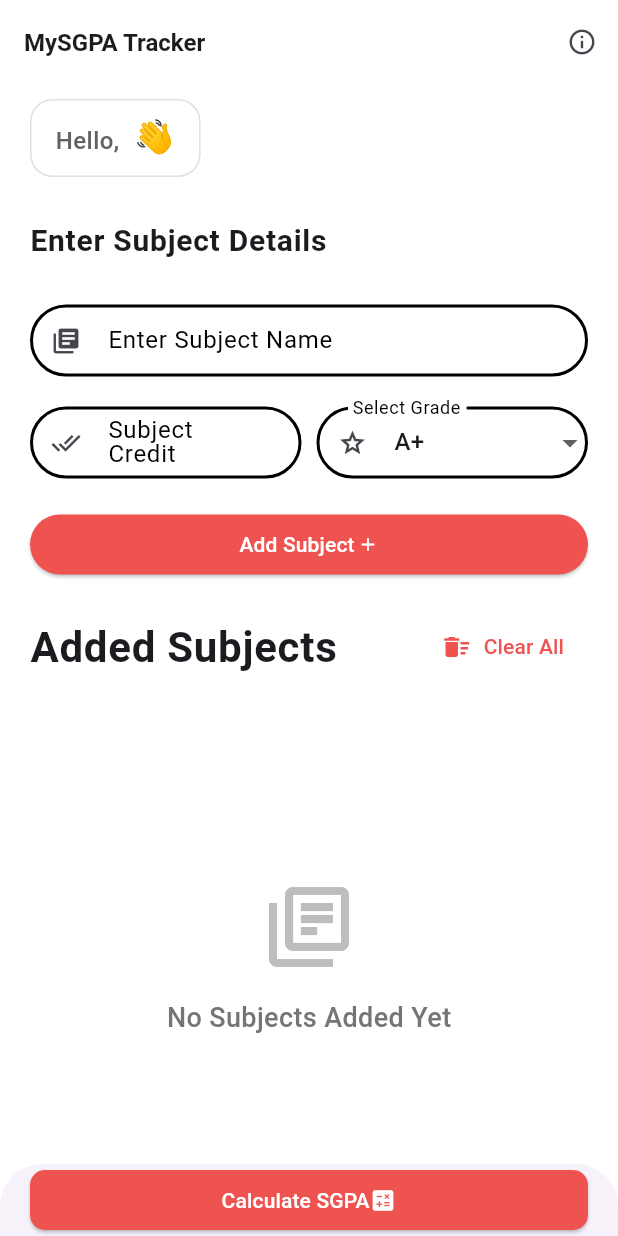
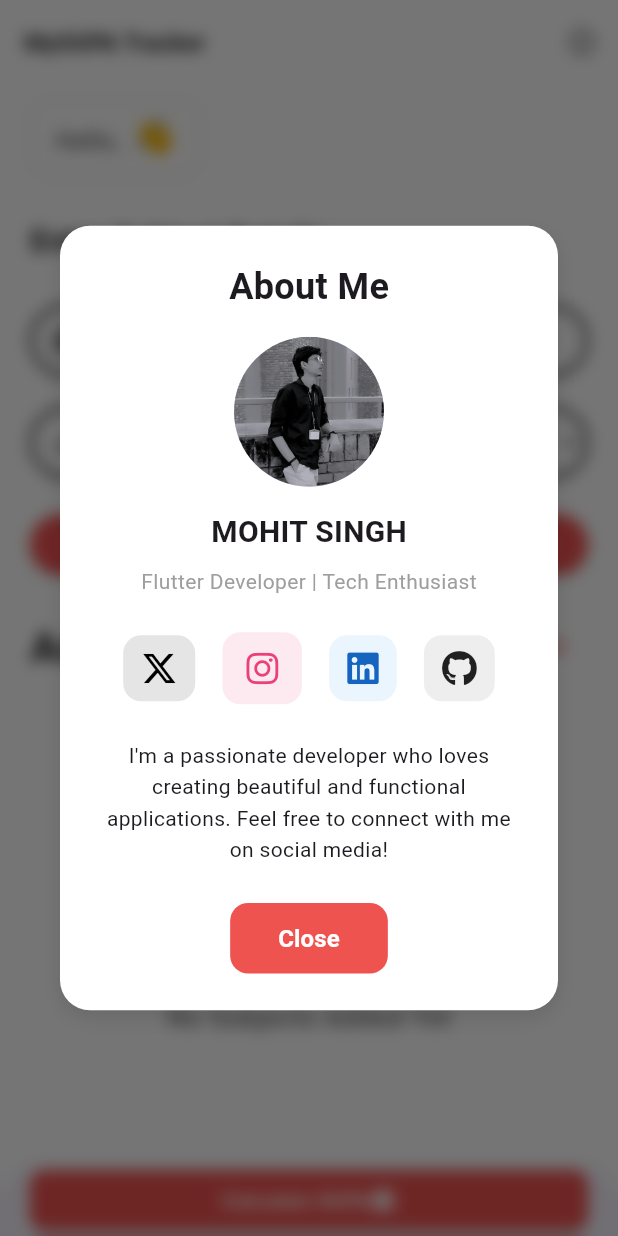
Before and after one commit to mohitxcodes/my-sgpa-tracker, a Flutter app: the HomePage screen opened directly with empty values, after a tap on the "info outline" icon, on a phone screen of 412 x 824 dp. Run offline on Flutter 3.47's test engine with Material 3 defaults, Android fonts, the phone set to English and light mode, and no system bars; our stand-ins replace firebase_core, firebase_database, font_awesome_flutter; accounts and stored records are empty.

Commit message:
aboutus modal added

```diff
--- /dev/null
+++ b/lib/pages/about-us/about-us.modal.dart
@@ -0,0 +1,185 @@
+import 'dart:ui';
+
+import 'package:flutter/material.dart';
+import 'package:font_awesome_flutter/font_awesome_flutter.dart';
+
+class AboutUsModal extends StatelessWidget {
+  const AboutUsModal({super.key});
+
+  @override
+  Widget build(BuildContext context) {
+    return Dialog(
+      shape: RoundedRectangleBorder(
+        borderRadius: BorderRadius.circular(20),
+      ),
+      elevation: 0,
+      backgroundColor: Colors.transparent,
+      child: BackdropFilter(
+        filter: ImageFilter.blur(sigmaX: 5, sigmaY: 5),
+        child: Container(
+          padding: const EdgeInsets.all(24),
+          decoration: BoxDecoration(
+            color: Colors.white,
+            borderRadius: BorderRadius.circular(20),
+            boxShadow: [
+              BoxShadow(
+                color: Colors.black.withOpacity(0.1),
+                blurRadius: 10,
+                offset: const Offset(0, 5),
+              ),
+            ],
+          ),
+          child: Column(
+            mainAxisSize: MainAxisSize.min,
+            children: [
+              const Text(
+                "About Me",
+                style: TextStyle(
+                  fontSize: 24,
+                  fontWeight: FontWeight.bold,
+                ),
+              ),
+              const SizedBox(height: 16),
+              const CircleAvatar(
+                radius: 50,
+                backgroundImage: AssetImage(
+                  "assets/images/mohit.jpeg",
+                ),
+              ),
+              const SizedBox(height: 16),
+              const Text(
+                "MOHIT SINGH",
+                style: TextStyle(
+                  fontSize: 20,
+                  fontWeight: FontWeight.w600,
+                ),
+              ),
+              const SizedBox(height: 8),
+              const Text(
+                "Flutter Developer | Tech Enthusiast",
+                style: TextStyle(
+                  fontSize: 14,
+                  color: Colors.grey,
+                ),
+              ),
+              const SizedBox(height: 24),
+              Row(
+                mainAxisAlignment: MainAxisAlignment.spaceEvenly,
+                children: [
+                  Container(
+                    decoration: BoxDecoration(
+                      color: Colors.black.withOpacity(0.1),
+                      borderRadius: BorderRadius.circular(12),
+                    ),
+                    child: Padding(
+                      padding: const EdgeInsets.symmetric(
+                        horizontal: 12.0,
+                        vertical: 10,
+                      ),
+                      child: GestureDetector(
+                        onTap: () {
+                          // Add your Facebook URL here
+                        },
+                        child: FaIcon(
+                          FontAwesomeIcons.xTwitter,
+                          color: Colors.black,
+                        ),
+                      ),
+                    ),
+                  ),
+                  Container(
+                    decoration: BoxDecoration(
+                      color: Colors.pink[100]!.withOpacity(0.3),
+                      borderRadius: BorderRadius.circular(12),
+                    ),
+                    child: Padding(
+                      padding: const EdgeInsets.symmetric(
+                          horizontal: 16.0, vertical: 12),
+                      child: FaIcon(
+                        FontAwesomeIcons.instagram,
+                        color: Colors.pink[400],
+                      ),
+                    ),
+                  ),
+                  Container(
+                    decoration: BoxDecoration(
+                      color: Colors.blue[100]!.withOpacity(0.3),
+                      borderRadius: BorderRadius.circular(12),
+                    ),
+                    child: Padding(
+                      padding: const EdgeInsets.symmetric(
+                        horizontal: 12.0,
+                        vertical: 10,
+                      ),
+                      child: GestureDetector(
+                        onTap: () {
+                          // Add your LinkedIn URL here
+                        },
+                        child: FaIcon(
+                          FontAwesomeIcons.linkedin,
+                          color: Colors.blue[800],
+                        ),
+                      ),
+                    ),
+                  ),
+                  Container(
+                    decoration: BoxDecoration(
+                      color: Colors.grey[200],
+                      borderRadius: BorderRadius.circular(12),
+                    ),
+                    child: Padding(
+                      padding: const EdgeInsets.symmetric(
+                        horizontal: 12.0,
+                        vertical: 10,
+                      ),
+                      child: GestureDetector(
+                        onTap: () {
+                          // Add your GitHub URL here
+                        },
+                        child: FaIcon(
+                          FontAwesomeIcons.github,
+                          color: Colors.black87,
+                        ),
+                      ),
+                    ),
+                  ),
+                ],
+              ),
+              const SizedBox(height: 24),
+              const Text(
+                "I'm a passionate developer who loves creating beautiful and functional applications. Feel free to connect with me on social media!",
+                textAlign: TextAlign.center,
+                style: TextStyle(
+                  fontSize: 14,
+                  height: 1.5,
+                ),
+              ),
+              const SizedBox(height: 24),
+              TextButton(
+                onPressed: () => Navigator.pop(context),
+                style: TextButton.styleFrom(
+                  backgroundColor: Colors.red[400],
+                  padding: const EdgeInsets.symmetric(
+                    horizontal: 32,
+                    vertical: 12,
+                  ),
+                  shape: RoundedRectangleBorder(
+                    borderRadius: BorderRadius.circular(12),
+                  ),
+                ),
+                child: const Text(
+                  "Close",
+                  style: TextStyle(
+                    color: Colors.white,
+                    fontSize: 16,
+                    fontWeight: FontWeight.w600,
+                  ),
+                ),
+              ),
+            ],
+          ),
+        ),
+      ),
+    );
+  }
+}
--- a/lib/pages/home/home.page.dart
+++ b/lib/pages/home/home.page.dart
@@ -1,4 +1,5 @@
 import 'package:flutter/material.dart';
+import 'package:spga_cal/pages/about-us/about-us.modal.dart';
 import 'package:spga_cal/pages/home/home-ui/grade.dropdown.dart';
 import 'package:spga_cal/pages/home/home-ui/list-subjects.dart';
 import 'package:spga_cal/pages/spg-dashboard/sgpa-dashboard.page.dart';
@@ -152,7 +153,12 @@ class _HomePageState extends State<HomePage> {
               Icons.info_outline,
               size: 20,
             ),
-            onPressed: () {},
+            onPressed: () {
+              showDialog(
+                context: context,
+                builder: (context) => AboutUsModal(),
+              );
+            },
           ),
         ],
       ),
--- a/lib/pages/spg-dashboard/sgpa-dashboard.page.dart
+++ b/lib/pages/spg-dashboard/sgpa-dashboard.page.dart
@@ -1,4 +1,5 @@
 import 'package:flutter/material.dart';
+import 'package:spga_cal/pages/about-us/about-us.modal.dart';
 import 'package:spga_cal/pages/home/home.page.dart';
 import 'package:spga_cal/pages/spg-dashboard/subject-analytics.dart';
 import 'package:spga_cal/pages/spg-dashboard/widgets/animated-header.dart';
@@ -80,7 +81,7 @@ class SgpaDashboard extends StatelessWidget {
                               child: const Icon(
                                 Icons.arrow_back,
                                 color: Colors.white70,
-                                size: 20,
+                                size: 22,
                               ),
                             ),
                             const SizedBox(width: 12),
@@ -95,10 +96,17 @@ class SgpaDashboard extends StatelessWidget {
                           ],
                         ),
                         const SizedBox(width: 8),
-                        const Icon(
-                          Icons.info_outline,
-                          color: Colors.white70,
-                          size: 18,
+                        InkWell(
+                          child: const Icon(
+                            Icons.info_outline,
+                            color: Colors.white70,
+                            size: 24,
+                          ),
+                          onTap: () {
+                            showDialog(
+                                context: context,
+                                builder: (context) => AboutUsModal());
+                          },
                         ),
                       ],
                     ),
--- a/pubspec.yaml
+++ b/pubspec.yaml
@@ -36,6 +36,7 @@ dependencies:
   cupertino_icons: ^1.0.8
   firebase_core: ^3.8.1
   firebase_database: ^11.2.0
+  font_awesome_flutter: ^10.8.0
 
 dev_dependencies:
   flutter_test:
```
Also changed, not shown: assets/images/mohit.jpeg (added), pubspec.lock.
